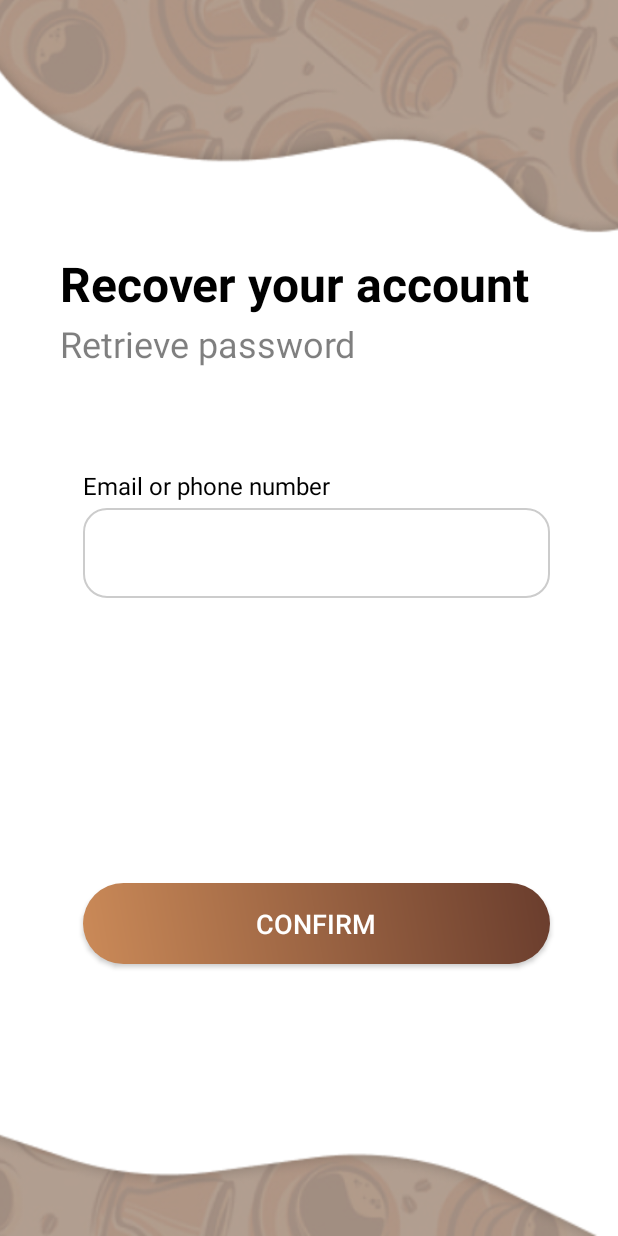
After one commit to mitiie/android_app_final, an Android app: the RetrievePasswordActivity screen opened directly, with no data from a screen before it, on a phone screen of 412 x 824 dp. The commit adds this screen. Run offline under Robolectric (Android 15) with nearby library versions, the phone set to English and light mode, and no system bars; our stand-ins replace Firebase (no records; nobody signed in at launch, a user with empty details on screens opened directly).

Commit message:
handle register, forgot password, config data for profile

```diff
--- a/app/src/main/AndroidManifest.xml
+++ b/app/src/main/AndroidManifest.xml
@@ -27,6 +27,7 @@
             android:name=".LoginActivity"
             android:exported="true" />
         <activity android:name=".RegisterActivity" />
+        <activity android:name=".RetrievePasswordActivity" />
         <activity android:name=".MainActivity" />
         <activity android:name=".cart.TrackOrderAcitivity" />
         <activity android:name=".cart.TrackOrderStatusActivity" />
--- /dev/null
+++ b/app/src/main/java/com/example/androidappfinal/RetrievePasswordActivity.java
@@ -0,0 +1,94 @@
+package com.example.androidappfinal;
+
+import android.content.Intent;
+import android.os.Bundle;
+import android.view.View;
+import android.widget.Button;
+import android.widget.EditText;
+import android.widget.TextView;
+import android.widget.Toast;
+import androidx.appcompat.app.AppCompatActivity;
+import com.google.firebase.database.DataSnapshot;
+import com.google.firebase.database.DatabaseError;
+import com.google.firebase.database.FirebaseDatabase;
+import com.google.firebase.database.ValueEventListener;
+
+public class RetrievePasswordActivity extends AppCompatActivity {
+
+    private EditText emailInput, passwordOutput;
+    private TextView passwordLabel, loginLink;
+    private Button confirmButton;
+
+    @Override
+    protected void onCreate(Bundle savedInstanceState) {
+        super.onCreate(savedInstanceState);
+        setContentView(R.layout.activity_retrieve_password);
+
+        emailInput = findViewById(R.id.emailInput);
+        passwordOutput = findViewById(R.id.yourPassword);
+        passwordLabel = findViewById(R.id.passwordLabel);
+        loginLink = findViewById(R.id.register_loginLink);
+        confirmButton = findViewById(R.id.cofirmButton);
+
+        setupPasswordOutput();
+
+        confirmButton.setOnClickListener(v -> checkEmailAndShowPassword());
+
+        loginLink.setOnClickListener(v -> {
+            startActivity(new Intent(this, LoginActivity.class));
+            finish();
+        });
+    }
+
+    private void setupPasswordOutput() {
+        passwordOutput.setInputType(android.text.InputType.TYPE_CLASS_TEXT);
+        passwordOutput.setFocusable(false);
+        passwordOutput.setCursorVisible(false);
+        passwordOutput.setLongClickable(false);
+        passwordOutput.setClickable(false);
+    }
+
+    private void checkEmailAndShowPassword() {
+        String email = emailInput.getText().toString().trim();
+
+        if (email.isEmpty()) {
+            Toast.makeText(this, "Please enter your email", Toast.LENGTH_SHORT).show();
+            return;
+        }
+
+        FirebaseDatabase.getInstance().getReference("users")
+                .addListenerForSingleValueEvent(new ValueEventListener() {
+                    @Override
+                    public void onDataChange(DataSnapshot snapshot) {
+                        boolean found = false;
+                        for (DataSnapshot userSnap : snapshot.getChildren()) {
+                            String emailFromDB = userSnap.child("email").getValue(String.class);
+                            String passwordFromDB = userSnap.child("password").getValue(String.class);
+
+                            if (email.equalsIgnoreCase(emailFromDB)) {
+                                showPasswordFields();
+                                passwordOutput.setText(passwordFromDB);
+                                found = true;
+                                break;
+                            }
+                        }
+
+                        if (!found) {
+                            showPasswordFields();
+                            passwordOutput.setText("Email not registered");
+                        }
+                    }
+
+                    @Override
+                    public void onCancelled(DatabaseError error) {
+                        Toast.makeText(RetrievePasswordActivity.this, "Error: " + error.getMessage(), Toast.LENGTH_SHORT).show();
+                    }
+                });
+    }
+
+    private void showPasswordFields() {
+        passwordLabel.setVisibility(View.VISIBLE);
+        passwordOutput.setVisibility(View.VISIBLE);
+        loginLink.setVisibility(View.VISIBLE);
+    }
+}
--- a/app/src/main/res/layout/activity_register.xml
+++ b/app/src/main/res/layout/activity_register.xml
@@ -23,7 +23,7 @@
         android:id="@+id/registerText"
         android:layout_width="wrap_content"
         android:layout_height="wrap_content"
-        android:layout_marginStart="62dp"
+        android:layout_marginStart="40dp"
         android:layout_marginTop="150dp"
         android:lines="2"
         android:text="Welcome to Coffee Shop!"
--- /dev/null
+++ b/app/src/main/res/layout/activity_retrieve_password.xml
@@ -0,0 +1,132 @@
+<?xml version="1.0" encoding="utf-8"?>
+<androidx.constraintlayout.widget.ConstraintLayout xmlns:android="http://schemas.android.com/apk/res/android"
+    xmlns:app="http://schemas.android.com/apk/res-auto"
+    xmlns:tools="http://schemas.android.com/tools"
+    android:id="@+id/main"
+    android:layout_width="match_parent"
+    android:layout_height="match_parent"
+    tools:context=".LoginActivity">
+
+    <!-- Background Image -->
+    <ImageView
+        android:id="@+id/backgroundImage"
+        android:layout_width="0dp"
+        android:layout_height="0dp"
+        android:scaleType="centerCrop"
+        android:src="@drawable/bg_image"
+        app:layout_constraintTop_toTopOf="parent"
+        app:layout_constraintBottom_toBottomOf="parent"
+        app:layout_constraintStart_toStartOf="parent"
+        app:layout_constraintEnd_toEndOf="parent" />
+
+    <!-- Welcome Back Text -->
+    <TextView
+        android:id="@+id/welcomeText"
+        android:layout_width="wrap_content"
+        android:layout_height="wrap_content"
+        android:text="Recover your account"
+        android:textColor="#000000"
+        android:textSize="32sp"
+        android:textStyle="bold"
+        android:layout_marginTop="167dp"
+        android:layout_marginStart="40dp"
+        app:layout_constraintTop_toTopOf="parent"
+        app:layout_constraintStart_toStartOf="parent" />
+
+    <!-- Subtitle -->
+    <TextView
+        android:id="@+id/subtitleText"
+        android:layout_width="wrap_content"
+        android:layout_height="wrap_content"
+        android:text="Retrieve password"
+        android:textColor="#80000000"
+        android:textSize="24sp"
+        android:layout_marginTop="2dp"
+        app:layout_constraintTop_toBottomOf="@id/welcomeText"
+        app:layout_constraintStart_toStartOf="@id/welcomeText" />
+
+    <!-- Email or Phone Label -->
+    <TextView
+        android:id="@+id/emailLabel"
+        android:layout_width="wrap_content"
+        android:layout_height="wrap_content"
+        android:text="Email or phone number"
+        android:textColor="#000"
+        android:textSize="16sp"
+        android:layout_marginTop="67dp"
+        app:layout_constraintTop_toBottomOf="@id/subtitleText"
+        app:layout_constraintStart_toStartOf="@id/welcomeText"
+        android:layout_marginStart="15dp"/>
+
+    <!-- Email Input -->
+    <EditText
+        android:id="@+id/emailInput"
+        android:layout_width="0dp"
+        android:layout_height="60dp"
+        android:background="@drawable/edittext_background"
+        android:inputType="text"
+        android:padding="10dp"
+        android:layout_marginTop="4dp"
+        android:layout_marginStart="55dp"
+        android:layout_marginEnd="45dp"
+        app:layout_constraintTop_toBottomOf="@id/emailLabel"
+        app:layout_constraintStart_toStartOf="parent"
+        app:layout_constraintEnd_toEndOf="parent" />
+
+    <!-- Password Label -->
+    <TextView
+        android:id="@+id/passwordLabel"
+        android:layout_width="wrap_content"
+        android:layout_height="wrap_content"
+        android:text="Your password"
+        android:textColor="#000"
+        android:textSize="16sp"
+        android:layout_marginTop="20dp"
+        android:visibility="gone"
+        app:layout_constraintTop_toBottomOf="@id/emailInput"
+        app:layout_constraintStart_toStartOf="@id/emailLabel" />
+
+    <!-- Password Input -->
+    <EditText
+        android:id="@+id/yourPassword"
+        android:layout_width="0dp"
+        android:layout_height="60dp"
+        android:background="@drawable/edittext_background"
+        android:inputType="textPassword"
+        android:padding="10dp"
+        android:layout_marginTop="4dp"
+        android:visibility="gone"
+        app:layout_constraintTop_toBottomOf="@id/passwordLabel"
+        app:layout_constraintStart_toStartOf="@id/emailInput"
+        app:layout_constraintEnd_toEndOf="@id/emailInput" />
+
+    <!-- Forgot Password Link -->
+    <TextView
+        android:id="@+id/register_loginLink"
+        android:layout_width="wrap_content"
+        android:layout_height="48dp"
+        android:text="Already have an account? Login"
+        android:textColor="#562B1A"
+        android:textSize="16sp"
+        android:clickable="true"
+        android:focusable="true"
+        android:visibility="gone"
+        android:layout_marginTop="120dp"
+        app:layout_constraintTop_toBottomOf="@id/emailInput"
+        app:layout_constraintEnd_toEndOf="@id/emailInput" />
+
+    <!-- Login Button -->
+    <androidx.appcompat.widget.AppCompatButton
+        android:id="@+id/cofirmButton"
+        android:layout_width="0dp"
+        android:layout_height="54dp"
+        android:text="Confirm"
+        android:textSize="18dp"
+        android:background="@drawable/bg_order_check"
+        android:textColor="#FFFFFF"
+        android:layout_marginTop="190dp"
+        app:layout_constraintTop_toBottomOf="@id/emailInput"
+        app:layout_constraintStart_toStartOf="@id/emailInput"
+        app:layout_constraintEnd_toEndOf="@id/emailInput" />
+
+</androidx.constraintlayout.widget.ConstraintLayout>
--- a/app/src/main/res/layout/item_favourite.xml
+++ b/app/src/main/res/layout/item_favourite.xml
@@ -45,7 +45,7 @@
             android:layout_width="wrap_content"
             android:layout_height="wrap_content"
             android:text="2$"
-            android:textColor="#FF0000" />
+            android:textColor="#000" />
 
         <!-- Favourite Icon -->
         <LinearLayout
```
Also changed, not shown: app/src/main/java/com/example/androidappfinal/LoginActivity.java (+7 -0 lines), app/src/main/java/com/example/androidappfinal/RegisterActivity.java (+69 -6 lines), app/src/main/java/com/example/androidappfinal/models/User.java (added, +73 -0 lines), app/src/main/java/com/example/androidappfinal/profile/ProfileFragment.java (+60 -34 lines), app/src/main/res/layout/fragment_profile.xml (+4 -3 lines).
